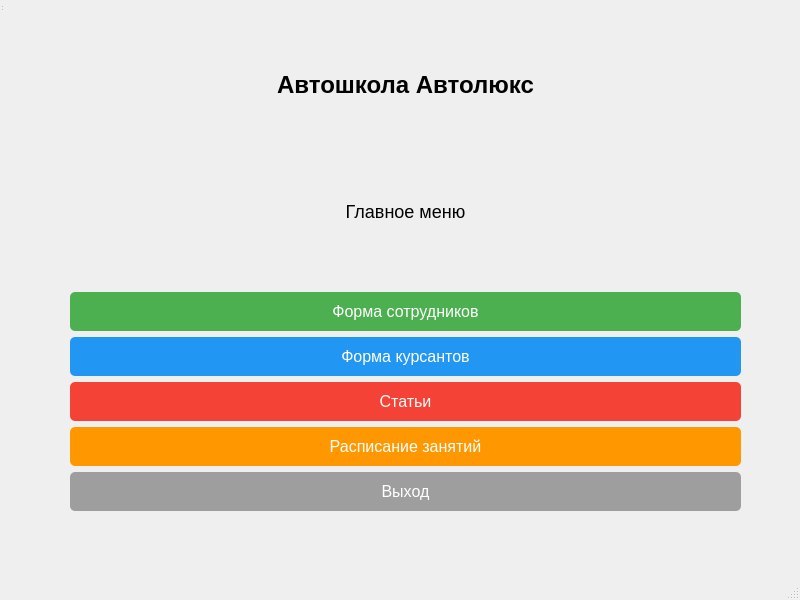
Before: the Qt Designer form Client/Client/mmainwindow.ui in Nurzamat123/Diplomka, drawn with Qt 5.
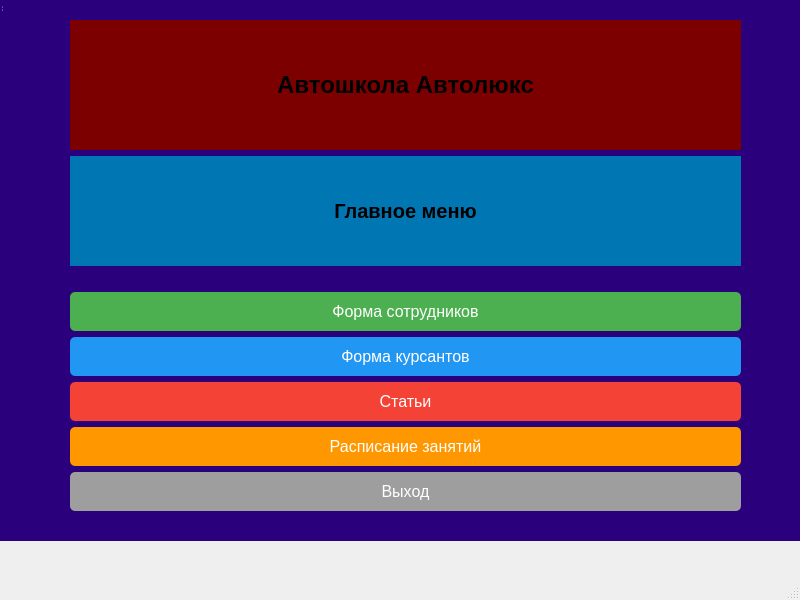
After: the same form once the commit is applied.

```diff
--- a/Client/Client/mmainwindow.ui
+++ b/Client/Client/mmainwindow.ui
@@ -27,7 +27,7 @@
      </rect>
     </property>
     <property name="styleSheet">
-     <string notr="true"/>
+     <string notr="true">background-color: rgb(42, 0, 125);</string>
     </property>
     <widget class="QWidget" name="gridLayoutWidget">
      <property name="geometry">
@@ -44,7 +44,8 @@
         <item>
          <widget class="QLabel" name="nameofAuto_label">
           <property name="styleSheet">
-           <string notr="true">font-size: 24px; font-weight: bold;</string>
+           <string notr="true">font-size: 24px; font-weight: bold;
+background: color #7d0000;</string>
           </property>
           <property name="text">
            <string>Автошкола Автолюкс</string>
@@ -56,8 +57,17 @@
         </item>
         <item>
          <widget class="QLabel" name="maintext_label">
+          <property name="font">
+           <font>
+            <pointsize>-1</pointsize>
+            <bold>true</bold>
+           </font>
+          </property>
           <property name="styleSheet">
-           <string notr="true">font-size: 18px; margin-bottom: 20px;
+           <string notr="true">font-size: 20px; margin-bottom: 20px;
+background: color #0077b3;
+
+
 </string>
           </property>
           <property name="text">
```
